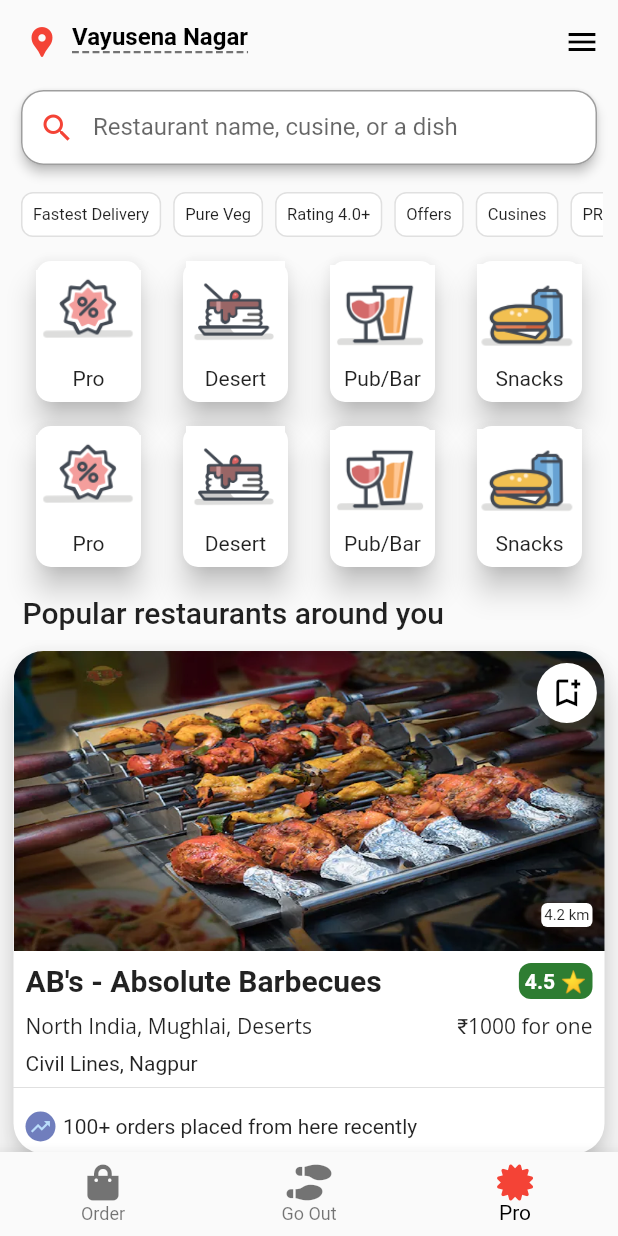
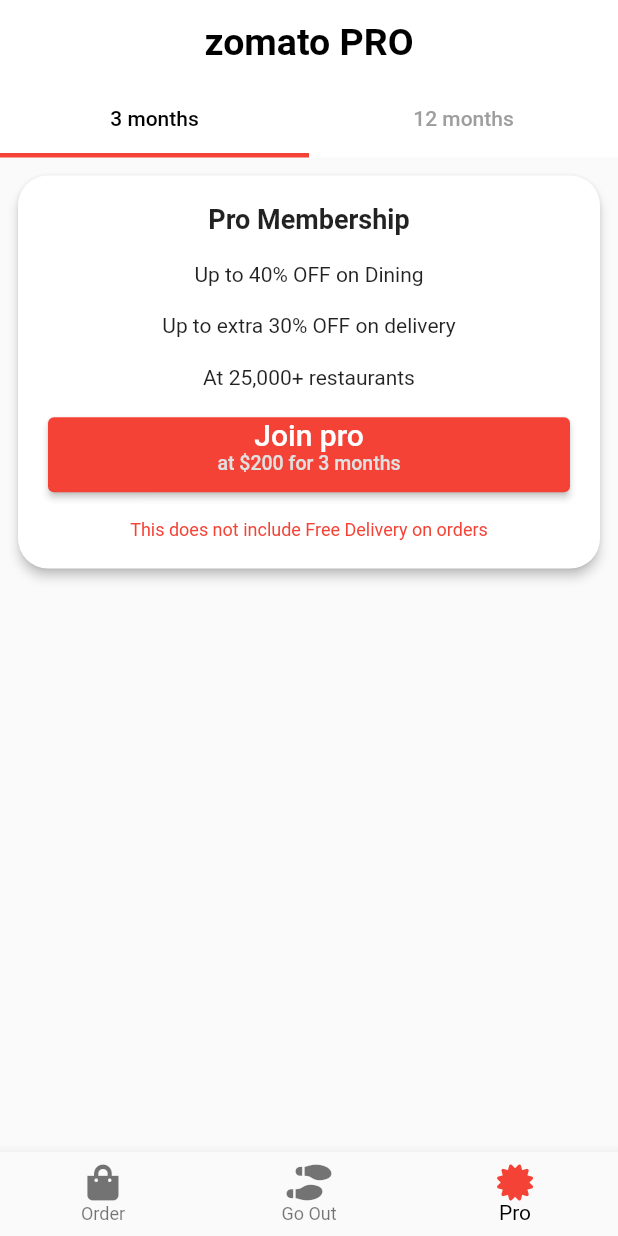
Before and after one commit to Rohit-RA-2020/Zomato-UI, a Flutter app: the HomePage screen opened directly, item 3 of the bottom bar chosen, on a phone screen of 412 x 824 dp. Run offline on Flutter 3.47's test engine with Material 2 defaults, Android fonts, the phone set to English and light mode, and no system bars; our stand-ins replace font_awesome_flutter, google_fonts; network calls fail.

Commit message:
Pro Page Started

```diff
--- a/lib/screens/home_screen.dart
+++ b/lib/screens/home_screen.dart
@@ -33,14 +33,16 @@
   Widget build(BuildContext context) {
     return SafeArea(
       child: Scaffold(
-        appBar: AppBar(
+        appBar: _selectedIndex != 2
+            ? AppBar(
                 automaticallyImplyLeading: false,
                 elevation: 0,
                 backgroundColor: Colors.transparent,
                 title: Row(
                   children: <Widget>[
                     InkWell(
-                  child: const Icon(Icons.location_pin, color: Colors.red),
+                        child:
+                            const Icon(Icons.location_pin, color: Colors.red),
                         onTap: () {
                           showModalBottomSheet(
                             context: context,
@@ -48,7 +50,9 @@
                             builder: (context) => SingleChildScrollView(
                               child: Container(
                                 padding: EdgeInsets.only(
-                              bottom: MediaQuery.of(context).viewInsets.bottom),
+                                    bottom: MediaQuery.of(context)
+                                        .viewInsets
+                                        .bottom),
                                 child: const BottomLocationSheet(),
                               ),
                             ),
@@ -62,7 +66,8 @@
                           fontSize: 16,
                           color: Colors.transparent,
                           shadows: [
-                      Shadow(offset: Offset(0, -3.5), color: Colors.black),
+                            Shadow(
+                                offset: Offset(0, -3.5), color: Colors.black),
                           ],
                           fontWeight: FontWeight.bold,
                           decoration: TextDecoration.underline,
@@ -87,7 +92,8 @@
                     },
                   )
                 ],
-        ),
+              )
+            : null,
         bottomNavigationBar: BottomNavigationBar(
           currentIndex: _selectedIndex,
           onTap: _onItemTapped,
@@ -108,7 +114,11 @@
             )
           ],
         ),
-        body: _selectedIndex == 0 ? const OrderPage() : const GoOut(),
+        body: _selectedIndex == 0
+            ? const OrderPage()
+            : _selectedIndex == 1
+                ? const GoOut()
+                : const ProPage(),
       ),
     );
   }
--- a/lib/screens/pro_page.dart
+++ b/lib/screens/pro_page.dart
@@ -1,10 +1,148 @@
 import 'package:flutter/material.dart';
 
-class ProPage extends StatelessWidget {
+class ProPage extends StatefulWidget {
   const ProPage({Key? key}) : super(key: key);
 
   @override
+  _ProPageState createState() => _ProPageState();
+}
+
+class _ProPageState extends State<ProPage> with SingleTickerProviderStateMixin {
+  TabController? tabController;
+
+  @override
+  void initState() {
+    super.initState();
+    tabController = TabController(vsync: this, length: 2, initialIndex: 0)
+      ..addListener(() {
+        setState(() {});
+      });
+  }
+
+  @override
   Widget build(BuildContext context) {
-    return const Text('Pro Page');
+    return DefaultTabController(
+      length: 4,
+      child: Scaffold(
+        appBar: AppBar(
+          automaticallyImplyLeading: false,
+          backgroundColor: Colors.white,
+          elevation: 0,
+          title: const Center(
+            child: Text(
+              'zomato PRO',
+              style: TextStyle(
+                color: Colors.black,
+                fontWeight: FontWeight.bold,
+                fontSize: 25,
+              ),
+            ),
+          ),
+          bottom: TabBar(
+            indicatorColor: Colors.red,
+            indicatorWeight: 3,
+            controller: tabController,
+            unselectedLabelColor: Colors.grey,
+            labelColor: Colors.black,
+            tabs: const <Tab>[
+              Tab(text: '3 months'),
+              Tab(text: '12 months'),
+            ],
+          ),
+        ),
+        body: TabBarView(
+          controller: tabController,
+          children: const <Widget>[
+            ProCard(),
+            Text('12 months'),
+          ],
+        ),
+      ),
+    );
   }
 }
+
+class ProCard extends StatelessWidget {
+  const ProCard({Key? key}) : super(key: key);
+
+  @override
+  Widget build(BuildContext context) {
+    return ListView(
+      children: const <Widget>[
+        OfferCard(),
+      ],
+    );
+  }
+}
+
+class OfferCard extends StatelessWidget {
+  const OfferCard({
+    Key? key,
+  }) : super(key: key);
+
+  @override
+  Widget build(BuildContext context) {
+    return Padding(
+      padding: const EdgeInsets.all(8.0),
+      child: Card(
+        shape: RoundedRectangleBorder(borderRadius: BorderRadius.circular(20)),
+        elevation: 3,
+        child: SizedBox(
+          child: Center(
+            child: Column(
+              mainAxisAlignment: MainAxisAlignment.spaceEvenly,
+              children: <Widget>[
+                const Text(
+                  'Pro Membership',
+                  style: TextStyle(
+                    fontWeight: FontWeight.bold,
+                    fontSize: 18,
+                  ),
+                ),
+                const Text('Up to 40% OFF on Dining'),
+                const Text('Up to extra 30% OFF on delivery'),
+                const Text('At 25,000+ restaurants'),
+                Padding(
+                  padding: const EdgeInsets.only(left: 20.0, right: 20.0),
+                  child: SizedBox(
+                    height: 50,
+                    width: double.infinity,
+                    child: ElevatedButton(
+                      style: ButtonStyle(
+                        backgroundColor: MaterialStateProperty.all(Colors.red),
+                      ),
+                      onPressed: () {},
+                      child: Center(
+                        child: Column(
+                          children: <Text>[
+                            const Text(
+                              'Join pro',
+                              style: TextStyle(fontSize: 20),
+                            ),
+                            Text(
+                              'at \$200 for 3 months',
+                              style: TextStyle(
+                                  color: Colors.grey.shade300, fontSize: 13),
+                            ),
+                          ],
+                        ),
+                      ),
+                    ),
+                  ),
+                ),
+                const Text(
+                  'This does not include Free Delivery on orders',
+                  style: TextStyle(
+                    color: Colors.red,
+                    fontSize: 12,
+                  ),
+                ),
+              ],
+            ),
+          ),
+          height: MediaQuery.of(context).size.width - 150,
+        ),
+      ),
+    );
+  }
+}
```
Lines whose indentation alone changed are shown as unchanged.
